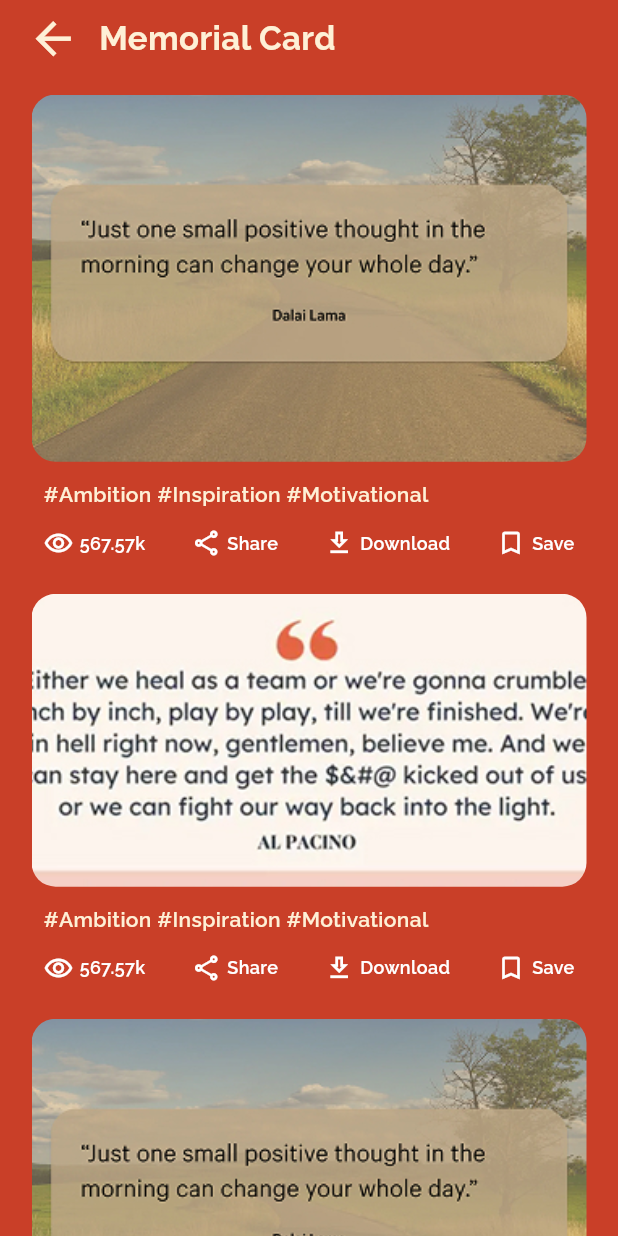
After one commit to Rasheduzzaman-Rochi/cardinal_quotes_app, a Flutter app: the MemorialCardScreen screen opened directly, on a phone screen of 412 x 824 dp. The commit adds this screen. Run offline on Flutter 3.47's test engine with Material 3 defaults, Android fonts, the phone set to English and light mode, and no system bars; our stand-ins replace flutter_svg, google_fonts.

Commit message:
memorial card updated

```diff
--- a/lib/src/features/home/widgets/feature_grid.dart
+++ b/lib/src/features/home/widgets/feature_grid.dart
@@ -1,7 +1,7 @@
 import 'package:flutter/material.dart';
 import 'package:flutter_svg/svg.dart';
 import '../../../constants/app_theme.dart';
-import '../../memorial_cards/screens/add_memorial_card_screen.dart';
+import '../../memorial_cards/screens/memorial_card_screen.dart';
 import '../../soul_check_in/screens/soul_check_in_dialog.dart';
 
 class FeatureGrid extends StatelessWidget {
@@ -84,7 +84,7 @@ class FeatureGrid extends StatelessWidget {
           Navigator.push(
             context,
             MaterialPageRoute(
-              builder: (context) => const AddMemorialCardScreen(),
+              builder: (context) => const MemorialCardScreen(),
             ),
           );
         } else if (title == 'Sleeping Sounds') {
--- a/lib/src/features/home/widgets/home_drawer.dart
+++ b/lib/src/features/home/widgets/home_drawer.dart
@@ -2,7 +2,7 @@ import 'package:flutter/material.dart';
 import 'package:flutter_svg/flutter_svg.dart';
 import '../../../constants/app_theme.dart';
 import '../../authentication/screens/login_screen.dart';
-import '../../memorial_cards/screens/add_memorial_card_screen.dart';
+import '../../memorial_cards/screens/memorial_card_screen.dart';
 
 class HomeDrawer extends StatelessWidget {
   final ValueChanged<int> onItemTapped;
@@ -206,7 +206,7 @@ class HomeDrawer extends StatelessWidget {
           Navigator.push(
             context,
             MaterialPageRoute(
-              builder: (context) => const AddMemorialCardScreen(),
+              builder: (context) => const MemorialCardScreen(),
             ),
           );
         } else if (text == 'Sleeping') {
--- /dev/null
+++ b/lib/src/features/memorial_cards/screens/memorial_card_screen.dart
@@ -0,0 +1,164 @@
+import 'package:flutter/material.dart';
+
+class MemorialCardScreen extends StatelessWidget {
+  // The onBackTapped callback is no longer needed.
+  const MemorialCardScreen({super.key});
+
+  static const List<Map<String, String>> _memorialItems = [
+    {
+      'imagePath': 'assets/images/memo_1.jpg',
+      'tags': '#Ambition #Inspiration #Motivational',
+    },
+    {
+      'imagePath': 'assets/images/memo_2.jpg',
+      'tags': '#Ambition #Inspiration #Motivational',
+    },
+    {
+      'imagePath': 'assets/images/memo_1.jpg', // Reusing the first image
+      'tags': '#Ambition #Inspiration #Motivational',
+    },
+  ];
+
+  @override
+  Widget build(BuildContext context) {
+    final colorScheme = Theme.of(context).colorScheme;
+
+    return Scaffold(
+      backgroundColor: colorScheme.primary,
+      appBar: PreferredSize(
+        preferredSize: const Size.fromHeight(kToolbarHeight + 2),
+        child: SafeArea(
+          child: Padding(
+            padding: const EdgeInsets.only(left: 10),
+            child: Row(
+              children: [
+                IconButton(
+                  icon: Icon(
+                    Icons.arrow_back_outlined,
+                    color: colorScheme.onPrimary,
+                    size: 35,
+                  ),
+                  // The onPressed callback now simply pops the current screen.
+                  onPressed: () => Navigator.of(context).pop(),
+                ),
+                const SizedBox(width: 5),
+                Text(
+                  'Memorial Card',
+                  style: TextStyle(
+                    color: colorScheme.onPrimary,
+                    fontWeight: FontWeight.bold,
+                    fontSize: 22,
+                  ),
+                ),
+              ],
+            ),
+          ),
+        ),
+      ),
+      body: ListView.builder(
+        padding: const EdgeInsets.only(
+          left: 21.0,
+          right: 21.0,
+          top: 12,
+          bottom: 10.0,
+        ),
+        itemCount: _memorialItems.length,
+        itemBuilder: (context, index) {
+          final item = _memorialItems[index];
+          return _MemorialImageCard(
+            imagePath: item['imagePath']!,
+            tags: item['tags']!,
+          );
+        },
+      ),
+    );
+  }
+}
+
+class _MemorialImageCard extends StatelessWidget {
+  final String imagePath;
+  final String tags;
+
+  const _MemorialImageCard({required this.imagePath, required this.tags});
+
+  @override
+  Widget build(BuildContext context) {
+    return Card(
+      color: Colors.transparent,
+      elevation: 0,
+      margin: const EdgeInsets.only(bottom: 24),
+      child: Column(
+        crossAxisAlignment: CrossAxisAlignment.start,
+        children: [
+          ClipRRect(
+            borderRadius: BorderRadius.circular(16),
+            child: Image.asset(
+              imagePath,
+              fit: BoxFit.cover,
+              width: double.infinity,
+              errorBuilder: (context, error, stackTrace) {
+                return Container(
+                  height: 200,
+                  color: Colors.grey,
+                  child: const Center(child: Text('Image not found')),
+                );
+              },
+            ),
+          ),
+          const SizedBox(height: 12),
+          Padding(
+            padding: const EdgeInsets.symmetric(horizontal: 8.0),
+            child: Column(
+              crossAxisAlignment: CrossAxisAlignment.start,
+              children: [
+                Text(
+                  tags,
+                  style: TextStyle(
+                    color: Theme.of(context).colorScheme.onPrimary,
+                    fontSize: 14,
+                    fontWeight: FontWeight.w600,
+                  ),
+                ),
+                const SizedBox(height: 12),
+                _buildActionRow(context),
+              ],
+            ),
+          )
+        ],
+      ),
+    );
+  }
+
+  Widget _buildActionRow(BuildContext context) {
+    return Row(
+      mainAxisAlignment: MainAxisAlignment.spaceBetween,
+      children: [
+        _buildActionIcon(
+            context, icon: Icons.remove_red_eye_outlined, text: '567.57k'),
+        _buildActionIcon(context, icon: Icons.share_outlined, text: 'Share'),
+        _buildActionIcon(
+            context, icon: Icons.download_outlined, text: 'Download'),
+        _buildActionIcon(context, icon: Icons.bookmark_border, text: 'Save'),
+      ],
+    );
+  }
+
+  Widget _buildActionIcon(BuildContext context,
+      {required IconData icon, required String text}) {
+    final iconColor = Colors.white;
+    return Row(
+      children: [
+        Icon(icon, color: iconColor, size: 20),
+        const SizedBox(width: 4),
+        Text(
+          text,
+          style: TextStyle(
+            color: iconColor,
+            fontSize: 12,
+            fontWeight: FontWeight.w600,
+          ),
+        ),
+      ],
+    );
+  }
+}
```
Also changed, not shown: lib/src/features/memorial_cards/screens/add_memorial_card_screen.dart (deleted, +0 -244 lines).
